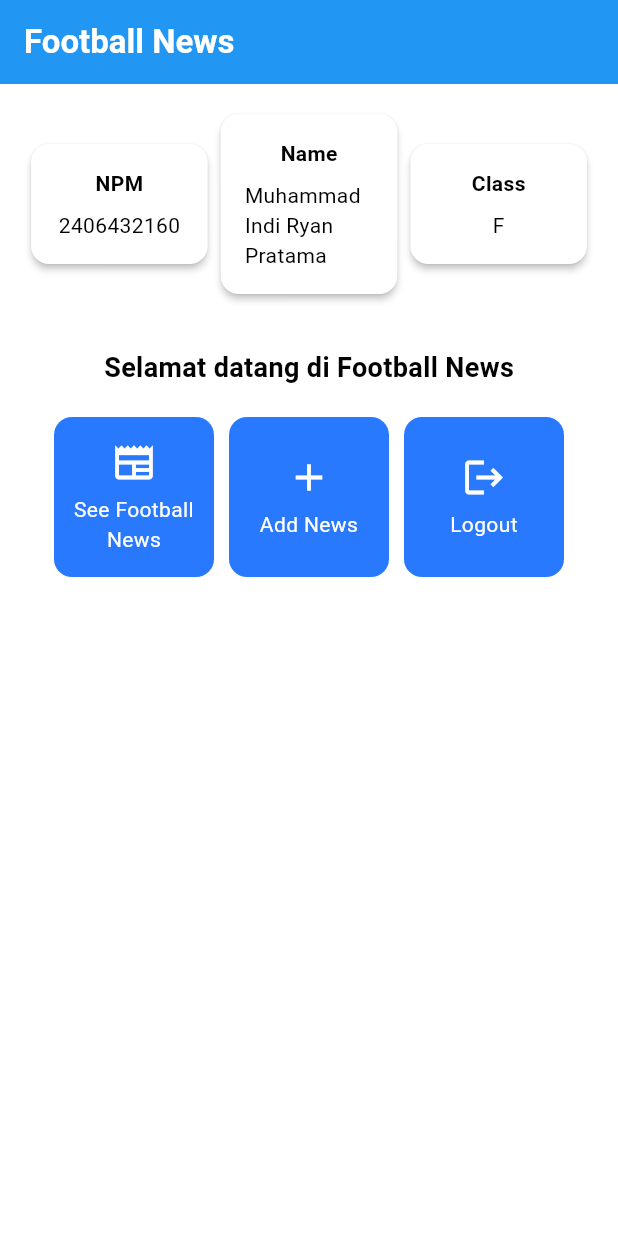
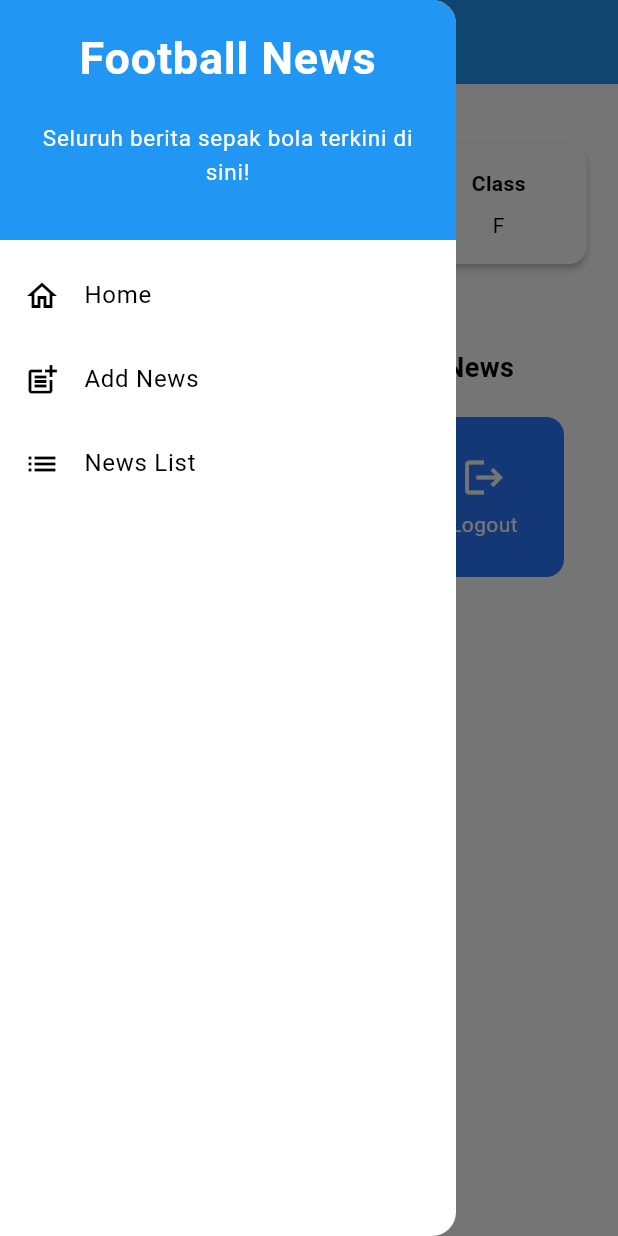
Before and after one commit to Rynetz/football-news-mobile, a Flutter app: the screen it shows after launch, with the side drawer open (before the commit the screen has no drawer), on a phone screen of 412 x 824 dp. Run offline on Flutter 3.47's test engine with Material 3 defaults, Android fonts, the phone set to English and light mode, and no system bars.

Commit message:
tutorial 7

```diff
--- a/football_news/lib/main.dart
+++ b/football_news/lib/main.dart
@@ -1,5 +1,5 @@
 import 'package:flutter/material.dart';
-import 'package:football_news/menu.dart';
+import 'package:football_news/screens/menu.dart';
 
 void main() {
   runApp(const MyApp());
--- a/football_news/lib/menu.dart
+++ b/football_news/lib/screens/menu.dart
@@ -1,11 +1,13 @@
 import 'package:flutter/material.dart';
+import 'package:football_news/widgets/left_drawer.dart';
+import 'package:football_news/widgets/news_card.dart';
 
 class MyHomePage extends StatelessWidget {
   MyHomePage({super.key});
 
-  final String nama = "Muhammad Indi Ryan Pratama"; // nama
-  final String npm = "2406432160"; // npm
-  final String kelas = "F"; // kelas
+  final String nama = "Muhammad Indi Ryan Pratama"; //nama
+  final String npm = "2406432160"; //npm
+  final String kelas = "F"; //kelas
 
   final List<ItemHomepage> items = [
     ItemHomepage("See Football News", Icons.newspaper),
@@ -22,14 +24,12 @@ class MyHomePage extends StatelessWidget {
         // Judul aplikasi "Football News" dengan teks putih dan tebal.
         title: const Text(
           'Football News',
-          style: TextStyle(
-            color: Colors.white,
-            fontWeight: FontWeight.bold,
-          ),
+          style: TextStyle(color: Colors.white, fontWeight: FontWeight.bold),
         ),
         // Warna latar belakang AppBar diambil dari skema warna tema aplikasi.
         backgroundColor: Theme.of(context).colorScheme.primary,
       ),
+      drawer: LeftDrawer(),
       // Body halaman dengan padding di sekelilingnya.
       body: Padding(
         padding: const EdgeInsets.all(16.0),
@@ -53,6 +53,7 @@ class MyHomePage extends StatelessWidget {
             // Menempatkan widget berikutnya di tengah halaman.
             Center(
               child: Column(
+                // Menyusun teks dan grid item secara vertikal.
                 children: [
                   // Menampilkan teks sambutan dengan gaya tebal dan ukuran 18.
                   const Padding(
@@ -68,12 +69,15 @@ class MyHomePage extends StatelessWidget {
 
                   // Grid untuk menampilkan ItemCard dalam bentuk grid 3 kolom.
                   GridView.count(
-                    primary: false,
+                    primary: true,
                     padding: const EdgeInsets.all(20),
                     crossAxisSpacing: 10,
                     mainAxisSpacing: 10,
                     crossAxisCount: 3,
-                    shrinkWrap: true, // agar tinggi grid menyesuaikan konten
+                    // Agar grid menyesuaikan tinggi kontennya.
+                    shrinkWrap: true,
+
+                    // Menampilkan ItemCard untuk setiap item dalam list items.
                     children: items.map((ItemHomepage item) {
                       return ItemCard(item);
                     }).toList(),
@@ -88,69 +92,29 @@ class MyHomePage extends StatelessWidget {
   }
 }
 
-class ItemCard extends StatelessWidget {
-  final ItemHomepage item;
+class InfoCard extends StatelessWidget {
+  // Kartu informasi yang menampilkan title dan content.
 
-  const ItemCard(this.item, {super.key});
-
-  @override
-  Widget build(BuildContext context) {
-    return Material(
-      color: Theme.of(context).colorScheme.secondary,
-      borderRadius: BorderRadius.circular(12),
-      child: InkWell(
-        onTap: () {
-          ScaffoldMessenger.of(context)
-            ..hideCurrentSnackBar()
-            ..showSnackBar(
-              SnackBar(content: Text("Kamu telah menekan tombol ${item.name}!")),
-            );
-        },
-        child: Container(
-          padding: const EdgeInsets.all(8),
-          child: Center(
-            child: Column(
-              mainAxisAlignment: MainAxisAlignment.center,
-              children: [
-                Icon(
-                  item.icon,
-                  color: Colors.white,
-                  size: 30.0,
-                ),
-                const Padding(padding: EdgeInsets.all(3)),
-                Text(
-                  item.name,
-                  textAlign: TextAlign.center,
-                  style: const TextStyle(color: Colors.white),
-                ),
-              ],
-            ),
-          ),
-        ),
-      ),
-    );
-  }
-}
-
-class InfoCard extends StatelessWidget {
-  final String title;
-  final String content;
+  final String title; // Judul kartu.
+  final String content; // Isi kartu.
 
   const InfoCard({super.key, required this.title, required this.content});
 
   @override
   Widget build(BuildContext context) {
     return Card(
+      // Membuat kotak kartu dengan bayangan dibawahnya.
       elevation: 2.0,
       child: Container(
-        width: MediaQuery.of(context).size.width / 3.5,
+        // Mengatur ukuran dan jarak di dalam kartu.
+        width:
+            MediaQuery.of(context).size.width /
+            3.5, // menyesuaikan dengan lebar device yang digunakan.
         padding: const EdgeInsets.all(16.0),
+        // Menyusun title dan content secara vertikal.
         child: Column(
           children: [
-            Text(
-              title,
-              style: const TextStyle(fontWeight: FontWeight.bold),
-            ),
+            Text(title, style: const TextStyle(fontWeight: FontWeight.bold)),
             const SizedBox(height: 8.0),
             Text(content),
           ],
--- /dev/null
+++ b/football_news/lib/widgets/left_drawer.dart
@@ -0,0 +1,82 @@
+import 'package:flutter/material.dart';
+import 'package:football_news/screens/menu.dart';
+// Impor halaman NewsFormPage
+import 'package:football_news/screens/newslist_form.dart';
+
+class LeftDrawer extends StatelessWidget {
+  const LeftDrawer({super.key});
+
+  @override
+  Widget build(BuildContext context) {
+    return Drawer(
+      child: ListView(
+        children: [
+          // Bagian drawer header
+          const DrawerHeader(
+            decoration: BoxDecoration(color: Colors.blue),
+            child: Column(
+              children: [
+                Text(
+                  'Football News',
+                  textAlign: TextAlign.center,
+                  style: TextStyle(
+                    fontSize: 30,
+                    fontWeight: FontWeight.bold,
+                    color: Colors.white,
+                  ),
+                ),
+                Padding(padding: EdgeInsets.all(10)),
+                Text(
+                  "Seluruh berita sepak bola terkini di sini!",
+                  // Tambahkan gaya teks dengan center alignment, font ukuran 15, warna putih, dan weight biasa
+                  textAlign: TextAlign.center,
+                  style: TextStyle(
+                    fontSize: 15,
+                    color: Colors.white,
+                    fontWeight: FontWeight.normal,
+                  ),
+                ),
+              ],
+            ),
+          ),
+
+          // Bagian routing
+          ListTile(
+            leading: const Icon(Icons.home_outlined),
+            title: const Text('Home'),
+            // Bagian redirection ke MyHomePage
+            onTap: () {
+              Navigator.pushReplacement(
+                context,
+                MaterialPageRoute(builder: (context) => MyHomePage()),
+              );
+            },
+          ),
+
+          ListTile(
+            leading: const Icon(Icons.post_add),
+            title: const Text('Add News'),
+            // Bagian redirection ke NewsFormPage
+            onTap: () {
+              /*
+              TODO: Buatlah routing ke NewsFormPage di sini,
+              setelah halaman NewsFormPage sudah dibuat.
+              */
+              Navigator.pushReplacement(
+                context,
+                MaterialPageRoute(builder: (context) => NewsFormPage()),
+              );
+            },
+          ),
+
+          // Buat ListTile baru untuk ke halaman melihat news
+          ListTile(
+            leading: const Icon(Icons.list),
+            title: const Text('News List'),
+            onTap: () {},
+          ),
+        ],
+      ),
+    );
+  }
+}
--- /dev/null
+++ b/football_news/lib/widgets/news_card.dart
@@ -0,0 +1,61 @@
+import 'package:flutter/material.dart';
+import 'package:football_news/screens/newslist_form.dart';
+import 'package:football_news/screens/menu.dart';
+
+class ItemCard extends StatelessWidget {
+  // Menampilkan kartu dengan ikon dan nama.
+
+  final ItemHomepage item;
+
+  const ItemCard(this.item, {super.key});
+
+  @override
+  Widget build(BuildContext context) {
+    return Material(
+      // Menentukan warna latar belakang dari tema aplikasi.
+      color: Theme.of(context).colorScheme.secondary,
+      // Membuat sudut kartu melengkung.
+      borderRadius: BorderRadius.circular(12),
+
+      child: InkWell(
+        // Aksi ketika kartu ditekan.
+        onTap: () {
+          // Menampilkan pesan SnackBar saat kartu ditekan.
+          ScaffoldMessenger.of(context)
+            ..hideCurrentSnackBar()
+            ..showSnackBar(
+              SnackBar(
+                content: Text("Kamu telah menekan tombol ${item.name}!"),
+              ),
+            );
+          if (item.name == "Tambah Berita") {
+            // Gunakan Navigator.push untuk melakukan navigasi ke MaterialPageRoute yang mencakup NewsFormPage.
+            Navigator.push(
+              context,
+              MaterialPageRoute(builder: (context) => NewsFormPage()),
+            );
+          }
+        },
+        // Container untuk menyimpan Icon dan Text
+        child: Container(
+          padding: const EdgeInsets.all(8),
+          child: Center(
+            child: Column(
+              // Menyusun ikon dan teks di tengah kartu.
+              mainAxisAlignment: MainAxisAlignment.center,
+              children: [
+                Icon(item.icon, color: Colors.white, size: 30.0),
+                const Padding(padding: EdgeInsets.all(3)),
+                Text(
+                  item.name,
+                  textAlign: TextAlign.center,
+                  style: const TextStyle(color: Colors.white),
+                ),
+              ],
+            ),
+          ),
+        ),
+      ),
+    );
+  }
+}
```
Also changed, not shown: football_news/lib/screens/newslist_form.dart (added, +214 -0 lines), form_sample/analysis_options.yaml (added, +28 -0 lines), form_sample/lib/main.dart (added, +64 -0 lines), form_sample/pubspec.yaml (added, +89 -0 lines), form_sample/pubspec.lock (added), 125 other files.
